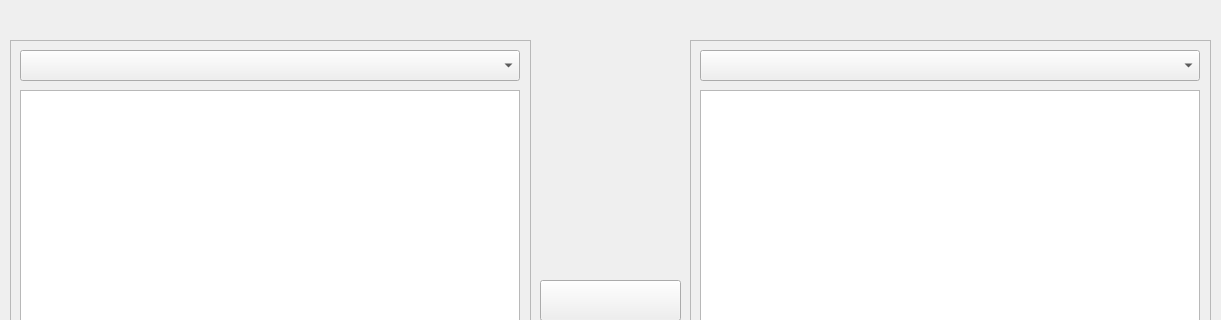
Before: the Qt Designer form afrl_zcu106_gui/ui/diskimagewidget.ui in nasa-itc/afrl-zcu106-gui, drawn with Qt 5; both pictures show x 0 to 1221 and y 0 to 320 of the 1221 by 608 pixel window.
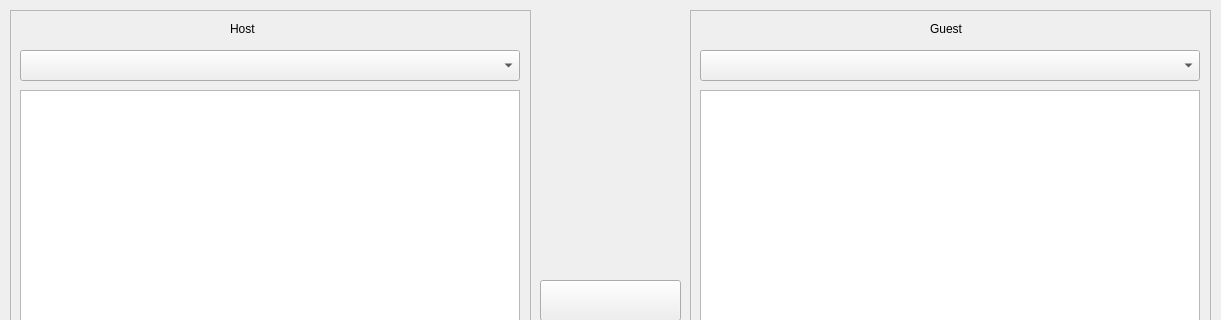
After: the same form once the commit is applied.

Commit message: added "guest" and "host" labels to frame to make GUI more clear

The edit to the form file:
```diff
--- a/afrl_zcu106_gui/ui/diskimagewidget.ui
+++ b/afrl_zcu106_gui/ui/diskimagewidget.ui
@@ -43,9 +43,9 @@
    <property name="geometry">
     <rect>
      <x>10</x>
-     <y>40</y>
+     <y>10</y>
      <width>521</width>
-     <height>561</height>
+     <height>591</height>
     </rect>
    </property>
    <property name="frameShape">
@@ -58,7 +58,7 @@
     <property name="geometry">
      <rect>
       <x>10</x>
-      <y>50</y>
+      <y>80</y>
       <width>500</width>
       <height>500</height>
      </rect>
@@ -68,20 +68,33 @@
     <property name="geometry">
      <rect>
       <x>10</x>
-      <y>10</y>
+      <y>40</y>
       <width>500</width>
       <height>31</height>
      </rect>
     </property>
    </widget>
+   <widget class="QLabel" name="label">
+    <property name="geometry">
+     <rect>
+      <x>220</x>
+      <y>10</y>
+      <width>67</width>
+      <height>17</height>
+     </rect>
+    </property>
+    <property name="text">
+     <string>Host</string>
+    </property>
+   </widget>
   </widget>
   <widget class="QFrame" name="frame_2">
    <property name="geometry">
     <rect>
      <x>690</x>
-     <y>40</y>
+     <y>10</y>
      <width>521</width>
-     <height>561</height>
+     <height>591</height>
     </rect>
    </property>
    <property name="frameShape">
@@ -94,7 +107,7 @@
     <property name="geometry">
      <rect>
       <x>10</x>
-      <y>50</y>
+      <y>80</y>
       <width>500</width>
       <height>500</height>
      </rect>
@@ -104,12 +117,25 @@
     <property name="geometry">
      <rect>
       <x>10</x>
-      <y>10</y>
+      <y>40</y>
       <width>500</width>
       <height>31</height>
      </rect>
     </property>
    </widget>
+   <widget class="QLabel" name="label_2">
+    <property name="geometry">
+     <rect>
+      <x>240</x>
+      <y>10</y>
+      <width>67</width>
+      <height>17</height>
+     </rect>
+    </property>
+    <property name="text">
+     <string>Guest</string>
+    </property>
+   </widget>
   </widget>
   <widget class="QPushButton" name="detailsPushButton">
    <property name="geometry">
```
The commit also changes 1 other file.
